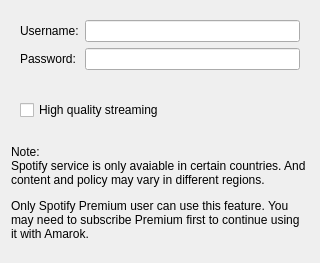
KDE/amarok, file src/core-impl/collections/spotifycollection/SpotifySettingsWidget.ui: the form before one commit.
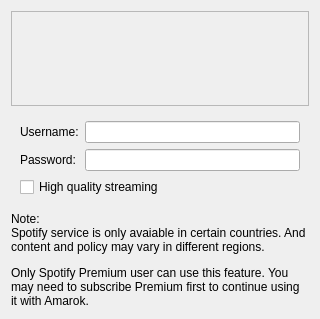
The form after the commit. Custom widgets are drawn as their Qt base class.

Commit message: Show spotify resolver messages in popup widget.

```diff
--- a/src/core-impl/collections/spotifycollection/SpotifySettingsWidget.ui
+++ b/src/core-impl/collections/spotifycollection/SpotifySettingsWidget.ui
@@ -7,24 +7,24 @@
     <x>0</x>
     <y>0</y>
     <width>320</width>
-    <height>263</height>
+    <height>319</height>
    </rect>
   </property>
   <property name="windowTitle">
    <string>Form</string>
   </property>
-  <layout class="QGridLayout" name="gridLayout">
-   <item row="4" column="0">
-    <widget class="QLabel" name="lblNote">
-     <property name="text">
-      <string>&lt;html&gt;&lt;head/&gt;&lt;body&gt;&lt;p&gt;Note: &lt;br/&gt;Spotify service is only avaiable in certain countries. And content and policy may vary in different regions.&lt;/p&gt;&lt;p&gt;Only Spotify Premium user can use this feature. You may need to subscribe Premium first to continue using it with Amarok.&lt;/p&gt;&lt;/body&gt;&lt;/html&gt;</string>
+  <layout class="QVBoxLayout" name="verticalLayout_2">
+   <item>
+    <widget class="KMessageWidget" name="messageWidget">
+     <property name="frameShape">
+      <enum>QFrame::StyledPanel</enum>
      </property>
-     <property name="wordWrap">
-      <bool>true</bool>
+     <property name="frameShadow">
+      <enum>QFrame::Raised</enum>
      </property>
     </widget>
    </item>
-   <item row="3" column="0">
+   <item>
     <widget class="QFrame" name="frameMain">
      <layout class="QVBoxLayout" name="verticalLayout">
       <item>
@@ -65,8 +65,26 @@
      </layout>
     </widget>
    </item>
+   <item>
+    <widget class="QLabel" name="lblNote">
+     <property name="text">
+      <string>&lt;html&gt;&lt;head/&gt;&lt;body&gt;&lt;p&gt;Note: &lt;br/&gt;Spotify service is only avaiable in certain countries. And content and policy may vary in different regions.&lt;/p&gt;&lt;p&gt;Only Spotify Premium user can use this feature. You may need to subscribe Premium first to continue using it with Amarok.&lt;/p&gt;&lt;/body&gt;&lt;/html&gt;</string>
+     </property>
+     <property name="wordWrap">
+      <bool>true</bool>
+     </property>
+    </widget>
+   </item>
   </layout>
  </widget>
+ <customwidgets>
+  <customwidget>
+   <class>KMessageWidget</class>
+   <extends>QFrame</extends>
+   <header location="global">kmessagewidget.h</header>
+   <container>1</container>
+  </customwidget>
+ </customwidgets>
  <resources/>
  <connections/>
 </ui>
```
Left out of the diff: 2 changed lines with no effect on the pictures. The commit also changes 4 other files.
